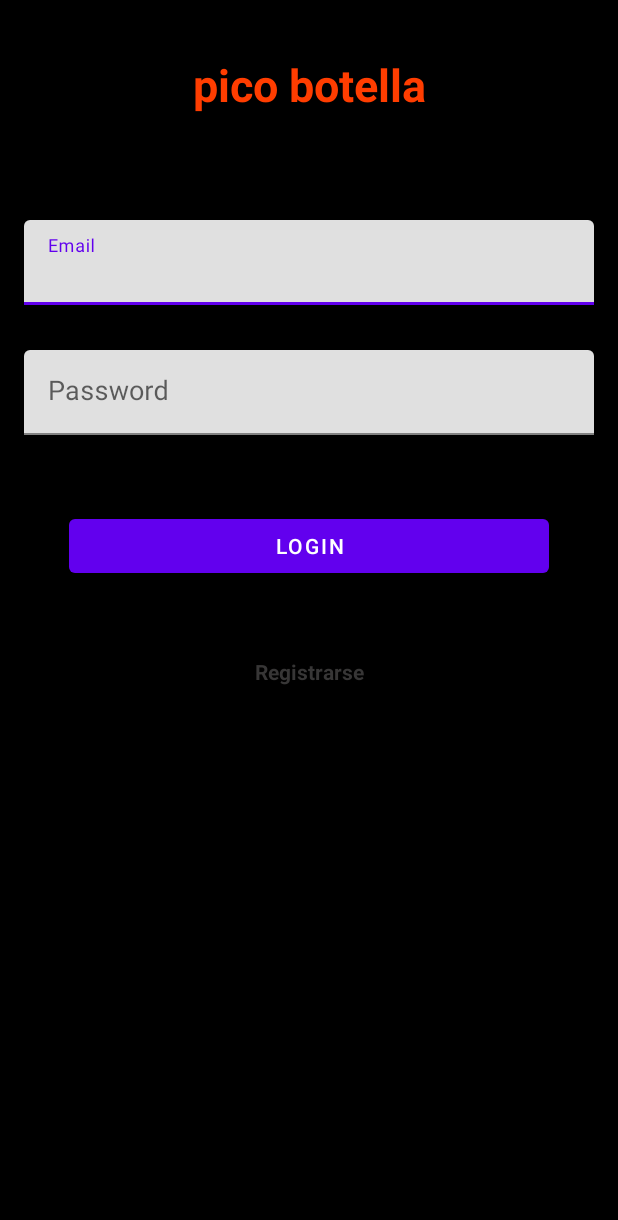
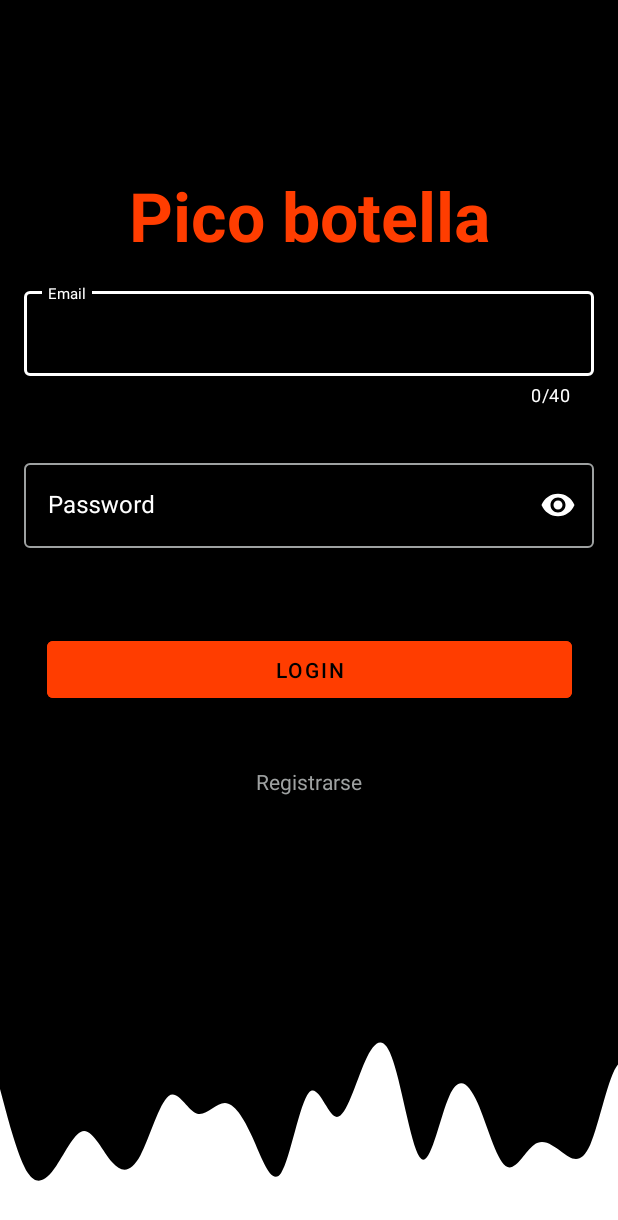
Before and after one commit to Som1326/Equipo6_Miniproyecto_I, an Android app: the screen it shows after launch (LoginActivity), on a phone screen of 412 x 824 dp. Shown: the top 1220 px of the screen. Run offline under Robolectric (Android 15) with nearby library versions, the phone set to English and light mode, and no system bars; our stand-ins replace Firebase (no records; nobody signed in at launch, a user with empty details on screens opened directly), data binding.

Commit message:
Tareas visuales del Login implementadas

```diff
--- /dev/null
+++ b/app/src/main/res/drawable/waves_background.xml
@@ -0,0 +1,10 @@
+<vector xmlns:android="http://schemas.android.com/apk/res/android"
+    android:width="1440dp"
+    android:height="490dp"
+    android:viewportWidth="1440"
+    android:viewportHeight="490">
+
+    <path
+        android:fillColor="@color/white"
+        android:pathData="M0,147L10.9,187.8C21.8,229,44,310,65,343C87.3,376,109,359,131,326.7C152.7,294,175,245,196,245C218.2,245,240,294,262,318.5C283.6,343,305,343,327,302.2C349.1,261,371,180,393,163.3C414.5,147,436,196,458,204.2C480,212,502,180,524,179.7C545.5,180,567,212,589,261.3C610.9,310,633,376,655,343C676.4,310,698,180,720,155.2C741.8,131,764,212,785,212.3C807.3,212,829,131,851,81.7C872.7,33,895,16,916,81.7C938.2,147,960,294,982,310.3C1003.6,327,1025,212,1047,163.3C1069.1,114,1091,131,1113,179.7C1134.5,229,1156,310,1178,326.7C1200,343,1222,294,1244,277.7C1265.5,261,1287,278,1309,294C1330.9,310,1353,327,1375,277.7C1396.4,229,1418,114,1440,89.8L1440,490L0,490Z" />
+</vector>
--- a/app/src/main/res/layout/activity_login.xml
+++ b/app/src/main/res/layout/activity_login.xml
@@ -7,89 +7,117 @@
         android:id="@+id/clContenedor"
         android:layout_width="match_parent"
         android:layout_height="match_parent"
-        android:padding="16dp"
-        android:background="@color/black"
-        tools:context=".view.LoginActivity">
+        tools:context=".view.fragment.LoginFragment"
+        android:background="@color/black">
 
         <TextView
             android:id="@+id/tvTitleLogin"
             android:layout_width="wrap_content"
             android:layout_height="wrap_content"
-            android:text="pico botella"
-            android:textSize="30dp"
+            android:text="@string/maintittle"
             android:textStyle="bold"
-            android:padding="20dp"
-            android:textColor="@color/login_red"
-            android:layout_marginBottom="50dp"
+            android:layout_marginVertical="490dp"
+            android:textSize="45sp"
+            android:textColor="@color/login_orange"
+            app:layout_constraintTop_toTopOf="parent"
+            app:layout_constraintBottom_toBottomOf="@id/tilEmail"
+            app:layout_constraintStart_toStartOf="parent"
             app:layout_constraintEnd_toEndOf="parent"
-            app:layout_constraintStart_toStartOf="parent"
-            app:layout_constraintTop_toTopOf="parent"
-            app:layout_constraintBottom_toTopOf="@+id/tilEmail" />
+            />
+
 
         <com.google.android.material.textfield.TextInputLayout
             android:id="@+id/tilEmail"
             android:layout_width="match_parent"
             android:layout_height="wrap_content"
-            app:hintEnabled="true"
-            app:layout_constraintEnd_toEndOf="parent"
+            android:hint="@string/email"
+            style="@style/Widget.MaterialComponents.TextInputLayout.OutlinedBox"
+            app:hintTextColor="@color/white"
+            android:textColorHint="@color/white"
+            app:boxStrokeColor="@color/white"
+            app:boxStrokeWidthFocused="2dp"
+            app:hintTextAppearance="@color/white"
+            app:boxBackgroundColor="@color/black"
+            app:counterEnabled="true"
+            app:counterMaxLength="40"
+            app:counterTextColor="@color/white"
+            android:padding="16dp"
+            app:layout_constraintTop_toBottomOf="@id/tvTitleLogin"
             app:layout_constraintStart_toStartOf="parent"
-            app:layout_constraintBottom_toTopOf="@+id/tilPass">
+            app:layout_constraintEnd_toEndOf="parent">
 
-            <EditText
+            <com.google.android.material.textfield.TextInputEditText
                 android:id="@+id/etEmail"
                 android:layout_width="match_parent"
                 android:layout_height="wrap_content"
                 android:inputType="textEmailAddress"
-                android:hint="Email"
-                android:textColorHint="@android:color/darker_gray"
-                android:padding="16dp"
-                android:textSize="18sp" />
+                android:textColorHint="@color/white"
+                android:textColor="@color/white" />
+
         </com.google.android.material.textfield.TextInputLayout>
 
         <com.google.android.material.textfield.TextInputLayout
             android:id="@+id/tilPass"
             android:layout_width="match_parent"
             android:layout_height="wrap_content"
-            app:hintEnabled="true"
-            android:layout_marginTop="30dp"
-            app:layout_constraintTop_toBottomOf="@+id/tilEmail"
-            app:layout_constraintEnd_toEndOf="parent"
-            app:layout_constraintStart_toStartOf="parent">
+            style="@style/Widget.MaterialComponents.TextInputLayout.OutlinedBox"
+            app:hintTextColor="@color/white"
+            android:textColorHint="@color/white"
+            app:boxStrokeColor="@color/white"
+            app:boxStrokeWidthFocused="2dp"
+            app:boxBackgroundColor="@color/black"
+            app:endIconMode="password_toggle"
+            app:endIconTint="@color/white"
+            android:padding="16dp"
+            app:layout_constraintTop_toBottomOf="@id/tilEmail"
+            app:layout_constraintStart_toStartOf="parent"
+            app:layout_constraintEnd_toEndOf="parent">
 
             <EditText
                 android:id="@+id/etPass"
                 android:layout_width="match_parent"
                 android:layout_height="wrap_content"
+                android:hint="@string/password"
                 android:inputType="textPassword"
-                android:hint="Password"
-                android:textColorHint="@android:color/darker_gray"
-                android:padding="16dp"
-                android:textSize="18sp" />
+                android:textColorHint="@color/white"
+                android:textColor="@color/white" />
+
         </com.google.android.material.textfield.TextInputLayout>
 
         <Button
             android:id="@+id/btnLogin"
-            android:layout_width="match_parent"
-            android:layout_height="wrap_content"
-            android:text="Login"
-            android:layout_marginHorizontal="30dp"
-            android:layout_marginTop="50dp"
-            app:layout_constraintTop_toBottomOf="@+id/tilPass"
-            app:layout_constraintEnd_toEndOf="parent"
-            app:layout_constraintStart_toStartOf="parent" />
+            android:layout_width="350dp"
+            android:layout_height="50dp"
+            android:layout_marginTop="40dp"
+            android:text="@string/login"
+            android:textColor="@color/black"
+            android:backgroundTint="@color/login_orange"
+            app:layout_constraintTop_toBottomOf="@id/tilPass"
+            app:layout_constraintStart_toStartOf="parent"
+            app:layout_constraintEnd_toEndOf="parent"/>
 
         <TextView
             android:id="@+id/tvRegister"
             android:layout_width="wrap_content"
             android:layout_height="wrap_content"
-            android:text="Registrarse"
-            android:textStyle="bold"
-            android:clickable="true"
-            android:layout_marginTop="50dp"
-            android:textColor="@color/grey"
-            app:layout_constraintTop_toBottomOf="@+id/btnLogin"
-            app:layout_constraintEnd_toEndOf="parent"
-            app:layout_constraintStart_toStartOf="parent" />
+            android:layout_marginTop="40dp"
+            android:text="@string/registrarse"
+            android:textColor="@color/color_btnRegistrarse"
+            android:backgroundTint="@color/black"
+            app:layout_constraintTop_toBottomOf="@id/btnLogin"
+            app:layout_constraintStart_toStartOf="parent"
+            app:layout_constraintEnd_toEndOf="parent"/>
+
+        <ImageView
+            android:layout_width="match_parent"
+            android:layout_height="wrap_content"
+            android:src="@drawable/waves_background"
+            android:layout_gravity="bottom"
+            android:scaleType="fitXY"
+            android:adjustViewBounds="true"
+            app:layout_constraintBottom_toBottomOf="parent"
+            app:layout_constraintStart_toStartOf="parent"
+            app:layout_constraintEnd_toEndOf="parent"/>
 
     </androidx.constraintlayout.widget.ConstraintLayout>
 </layout>
--- a/app/src/main/res/values/colors.xml
+++ b/app/src/main/res/values/colors.xml
@@ -1,5 +1,5 @@
 <?xml version="1.0" encoding="utf-8"?>
-<resources>
+<resources xmlns:tools="http://schemas.android.com/tools">
     <color name="black">#FF000000</color>
     <color name="white">#FFFFFFFF</color>
     <color name="red">#FF0000</color>
@@ -10,5 +10,7 @@
     <color name="color_subtittle">#F05C0A</color>
     <color name="grey">#373636</color>
     <color name="grey_light">#e7e7e7</color>
-    <color name="login_red">#FF3D00</color>
+    <color name="login_orange">#FF3D00</color>
+    <color name="color_btnRegistrarse">#9EA1A1</color>
+    <color name="mtrl_textinput_default_box_stroke_color" tools:override="true">#9EA1A1</color>
 </resources>
--- a/app/src/main/res/values/strings.xml
+++ b/app/src/main/res/values/strings.xml
@@ -16,4 +16,8 @@
     <string name="howplay_text">Los jugadores forman un círculo y en el centro colocan el dispositivo móvil, luego tocan el botón parpadeante para girar la botella. El jugador que señale la botella debe cumplir el reto que lanza la app, de lo contrario abandona el juego</string>
     <string name="whowin_tittle">¿Quién gana?</string>
     <string name="whowin_text">Gana el último jugador que no abandone el juego</string>
+    <string name="email">Email</string>
+    <string name="password">Password</string>
+    <string name="login">Login</string>
+    <string name="registrarse">Registrarse</string>
 </resources>
```
